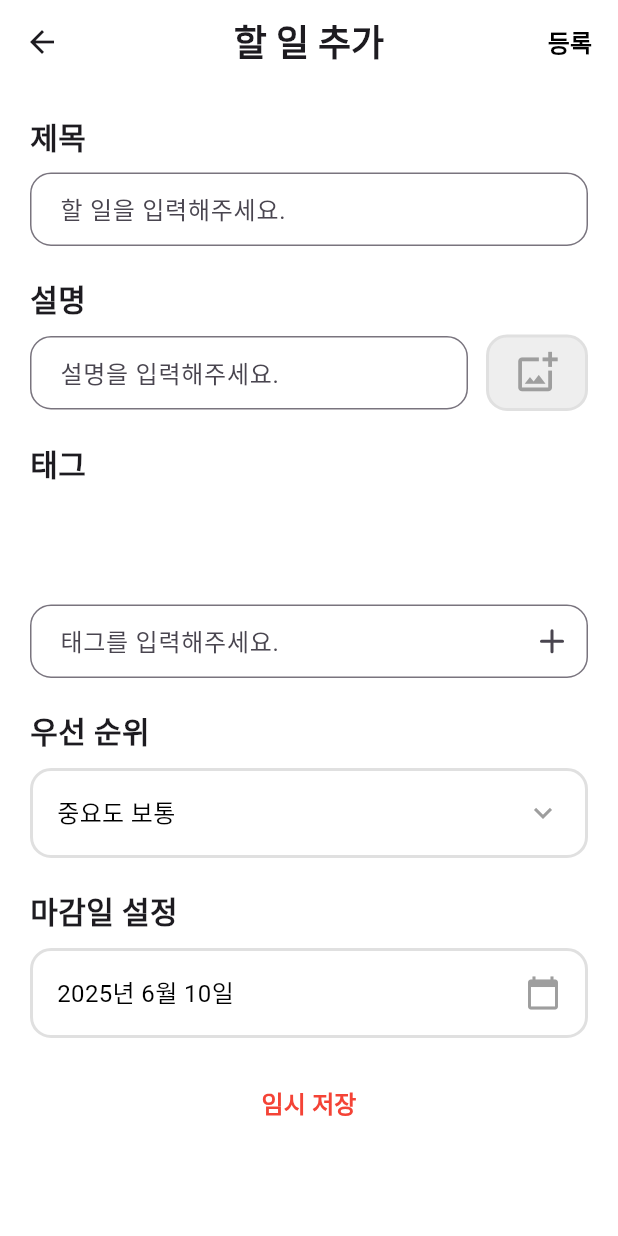
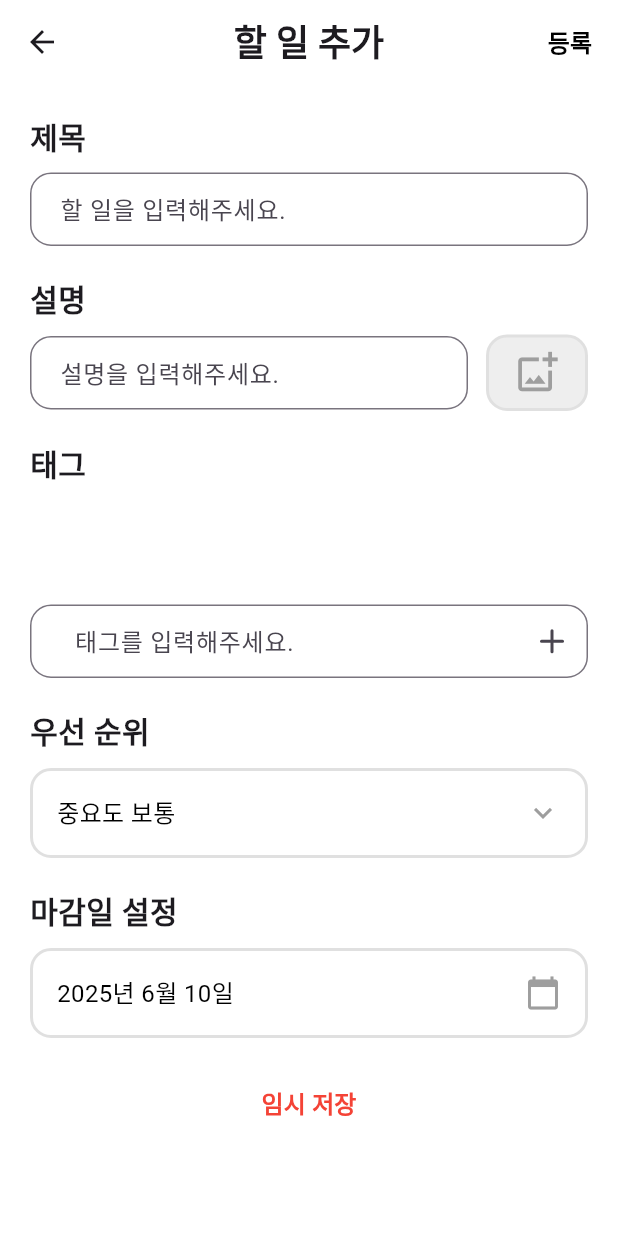
Before and after one commit to jhdodev/amuz_todo, a Flutter app: the TodoAddView screen opened by its route, on a phone screen of 412 x 824 dp. Run offline on Flutter 3.47's test engine with Material 3 defaults, Android fonts, the phone set to English and light mode, and no system bars; our stand-ins replace flutter_dotenv, flutter_riverpod, image_picker, lucide_icons, supabase_flutter; accounts and stored records are empty; Roboto replaces fonts that are missing (Pretendard).

Commit message:
feat: 태그 관련 UI 수정 - 태그 입력 필드에 # 기호 prefix로 명시적 표시 - 기타 태그 표시 필요 부분에도 # 기호 표시

```diff
--- a/lib/src/view/todo/add/todo_add_view.dart
+++ b/lib/src/view/todo/add/todo_add_view.dart
@@ -324,6 +324,12 @@ class _TodoAddViewState extends ConsumerState<TodoAddView> {
                   controller: _tagController,
                   cursorColor: Colors.black,
                   decoration: InputDecoration(
+                    prefixText: '#',
+                    prefixStyle: TextStyle(
+                      color: Colors.black,
+                      fontSize: 16,
+                      fontWeight: FontWeight.bold,
+                    ),
                     hintText: "태그를 입력해주세요.",
                     suffixIcon: IconButton(
                       onPressed: () {
@@ -463,7 +469,7 @@ Widget _buildTag(String tag, {bool isSelected = false, VoidCallback? onTap}) {
         border: Border.all(color: Colors.grey.shade300, width: 1),
       ),
       child: Text(
-        tag,
+        '#$tag',
         style: TextStyle(
           color: isSelected ? Colors.white : Colors.black,
           fontWeight: FontWeight.w500,
--- a/lib/src/view/todo/detail/todo_detail_view.dart
+++ b/lib/src/view/todo/detail/todo_detail_view.dart
@@ -414,7 +414,7 @@ Widget _buildTag(String tag) {
       border: Border.all(color: Colors.grey.shade300, width: 1),
     ),
     child: Text(
-      tag,
+      '#$tag',
       style: TextStyle(
         color: Colors.white,
         fontWeight: FontWeight.w500,
```
